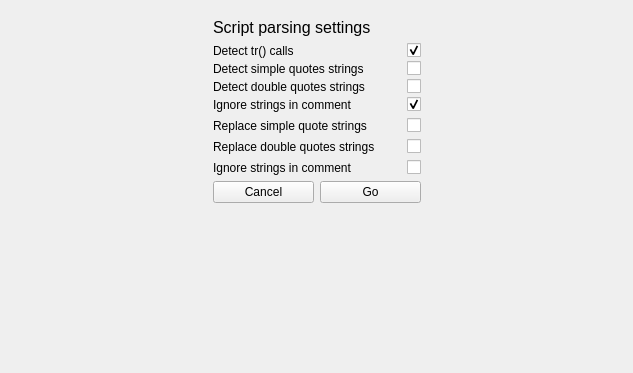
Before: the Qt Designer form src/scriptParseWidget.ui in RxLaboratory/DuTF, drawn with Qt 5.
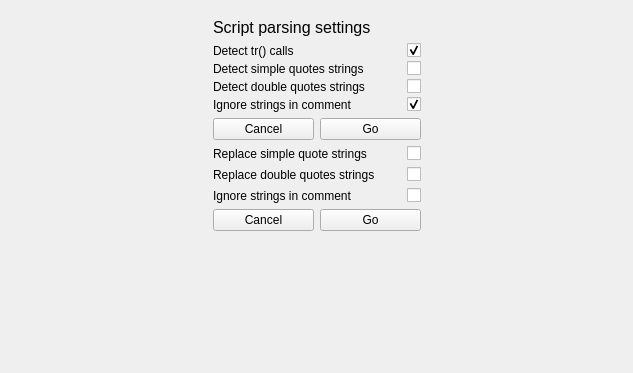
After: the same form once the commit is applied. Icons and pictures are not drawn.

Commit message: ui: Add buttons for export and import in the script parse widget

What changed in the file:
```diff
--- a/src/scriptParseWidget.ui
+++ b/src/scriptParseWidget.ui
@@ -76,7 +76,9 @@
            </widget>
           </item>
           <item>
-           <layout class="QFormLayout" name="importLayout">
+           <layout class="QVBoxLayout" name="importLayout">
+            <item>
+             <layout class="QFormLayout" name="importFormLayout">
             <property name="horizontalSpacing">
              <number>3</number>
             </property>
@@ -166,7 +168,37 @@
            </layout>
           </item>
           <item>
-           <layout class="QFormLayout" name="exportLayout">
+             <layout class="QHBoxLayout" name="horizontalLayout_3">
+              <item>
+               <widget class="QPushButton" name="cancelImport">
+                <property name="text">
+                 <string>Cancel</string>
+                </property>
+                <property name="icon">
+                 <iconset resource="resources.qrc">
+                  <normaloff>:/icons/close</normaloff>:/icons/close</iconset>
+                </property>
+               </widget>
+              </item>
+              <item>
+               <widget class="QPushButton" name="goImport">
+                <property name="text">
+                 <string>Go</string>
+                </property>
+                <property name="icon">
+                 <iconset resource="resources.qrc">
+                  <normaloff>:/icons/add</normaloff>:/icons/add</iconset>
+                </property>
+               </widget>
+              </item>
+             </layout>
+            </item>
+           </layout>
+          </item>
+          <item>
+           <layout class="QVBoxLayout" name="exportLayout">
+            <item>
+             <layout class="QFormLayout" name="exportFormLayout">
             <item row="0" column="1">
              <widget class="QCheckBox" name="replaceSimpleStrings">
               <property name="minimumSize">
@@ -228,9 +260,6 @@
           </item>
           <item>
            <layout class="QHBoxLayout" name="horizontalLayout">
-            <property name="topMargin">
-             <number>0</number>
-            </property>
             <item>
              <widget class="QPushButton" name="cancelButton">
               <property name="text">
@@ -249,9 +278,11 @@
               </property>
               <property name="icon">
                <iconset resource="resources.qrc">
-                <normaloff>:/icons/add</normaloff>:/icons/add</iconset>
-              </property>
-             </widget>
+                  <normaloff>:/icons/export</normaloff>:/icons/export</iconset>
+                </property>
+               </widget>
+              </item>
+             </layout>
             </item>
            </layout>
           </item>
```
Left out of the diff: 4 changed lines with no effect on the pictures. Lines whose indentation alone changed are shown as unchanged.
